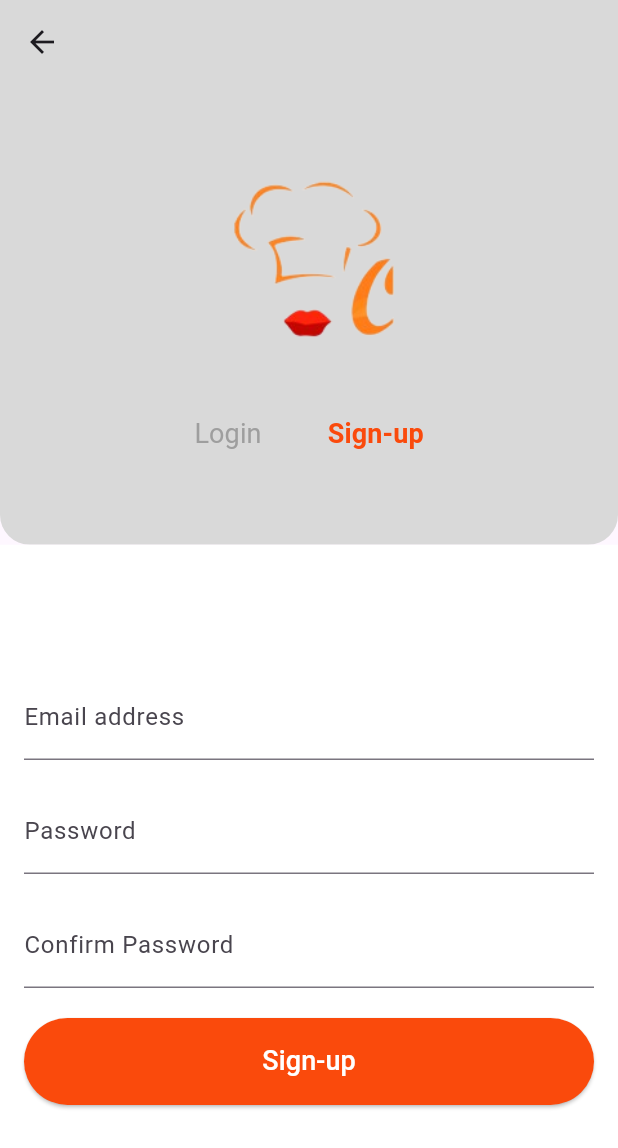
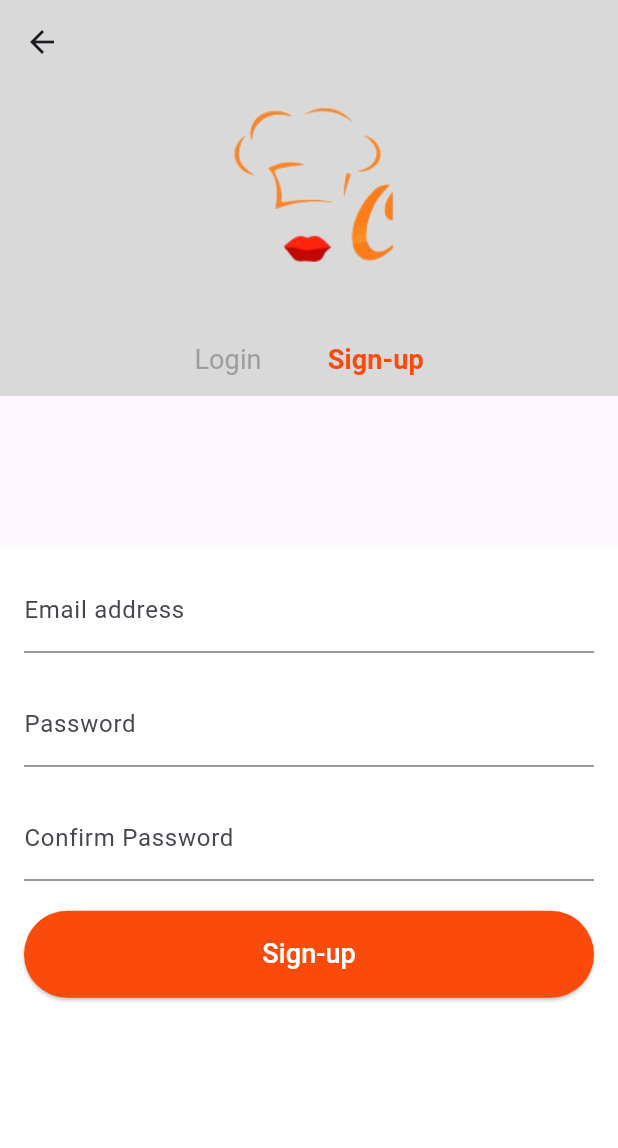
Before and after one commit to ANG-OUSA/Food_mobile_app, a Flutter app: the LoginScreen screen opened directly, after a tap on "Sign-up", on a phone screen of 412 x 824 dp. Shown: the top 1148 px of the screen. Run offline on Flutter 3.47's test engine with Material 3 defaults, Android fonts, the phone set to English and light mode, and no system bars.

Commit message:
fix login and sign up screen

```diff
--- a/lib/src/authentication/login_screen.dart
+++ b/lib/src/authentication/login_screen.dart
@@ -30,6 +30,7 @@ class _LoginScreenState extends State<LoginScreen> {
                     bottomLeft: Radius.circular(20),
                     bottomRight: Radius.circular(20),
                   ),
+                  child: SingleChildScrollView(
                     child: Container(
                       color: const Color.fromARGB(255, 217, 217, 217),
                       child: Column(
@@ -78,13 +79,15 @@ class _LoginScreenState extends State<LoginScreen> {
                                         : FontWeight.bold,
                                     color: isLogin
                                         ? Colors.grey
-                                      : const Color.fromARGB(255, 250, 74, 12),
+                                        : const Color.fromARGB(
+                                            255, 250, 74, 12),
                                   ),
                                 ),
                               ),
                             ],
                           ),
                         ],
+                      ),
                     ),
                   ),
                 ),
@@ -107,8 +110,8 @@ class _LoginScreenState extends State<LoginScreen> {
   }
 
   Widget buildLoginForm() {
-    return Column(
-      mainAxisAlignment: MainAxisAlignment.center,
+    return ListView(
+      // mainAxisAlignment: MainAxisAlignment.center,
       children: [
         const TextField(
           decoration: InputDecoration(
@@ -161,8 +164,8 @@ class _LoginScreenState extends State<LoginScreen> {
   }
 
   Widget buildSignUpForm() {
-    return Column(
-      mainAxisAlignment: MainAxisAlignment.center,
+    return ListView(
+      // mainAxisAlignment: MainAxisAlignment.center,
       children: [
         const TextField(
           decoration: InputDecoration(
--- a/lib/src/search/searching.dart
+++ b/lib/src/search/searching.dart
@@ -1,5 +1,6 @@
 import 'package:flutter/material.dart';
 
+// ignore: camel_case_types
 class searching extends StatefulWidget {
   const searching({super.key});
 
```
Also changed, not shown: lib/src/search/searchScreen.dart (+9 -9 lines). Lines whose indentation alone changed are shown as unchanged.
